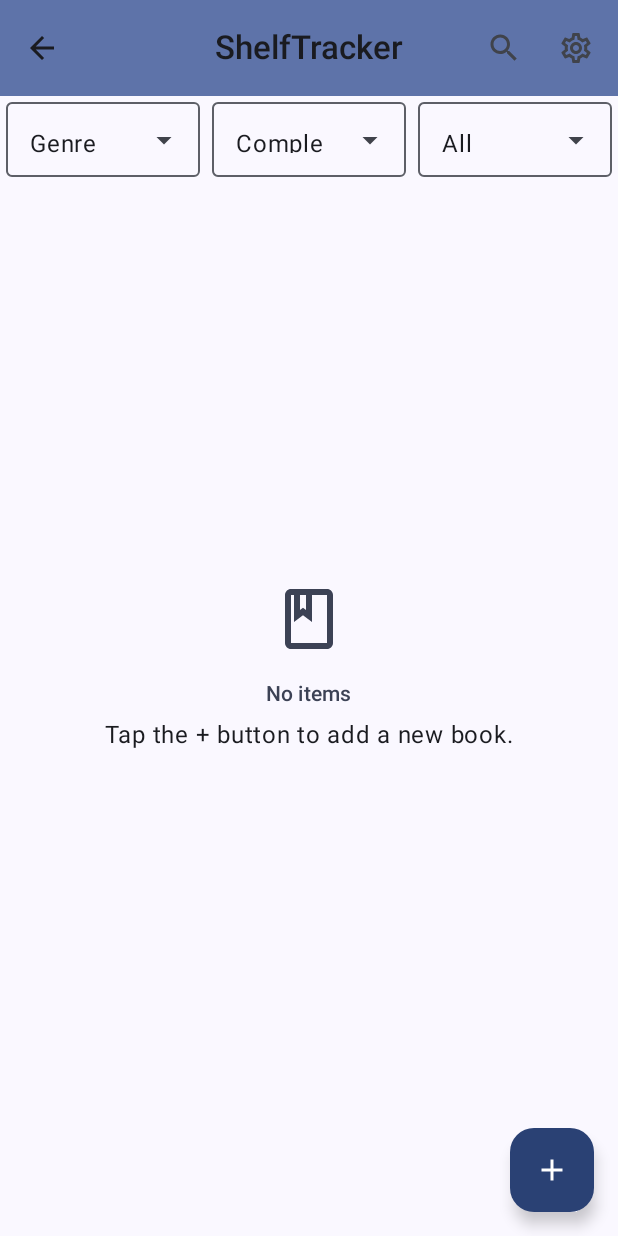
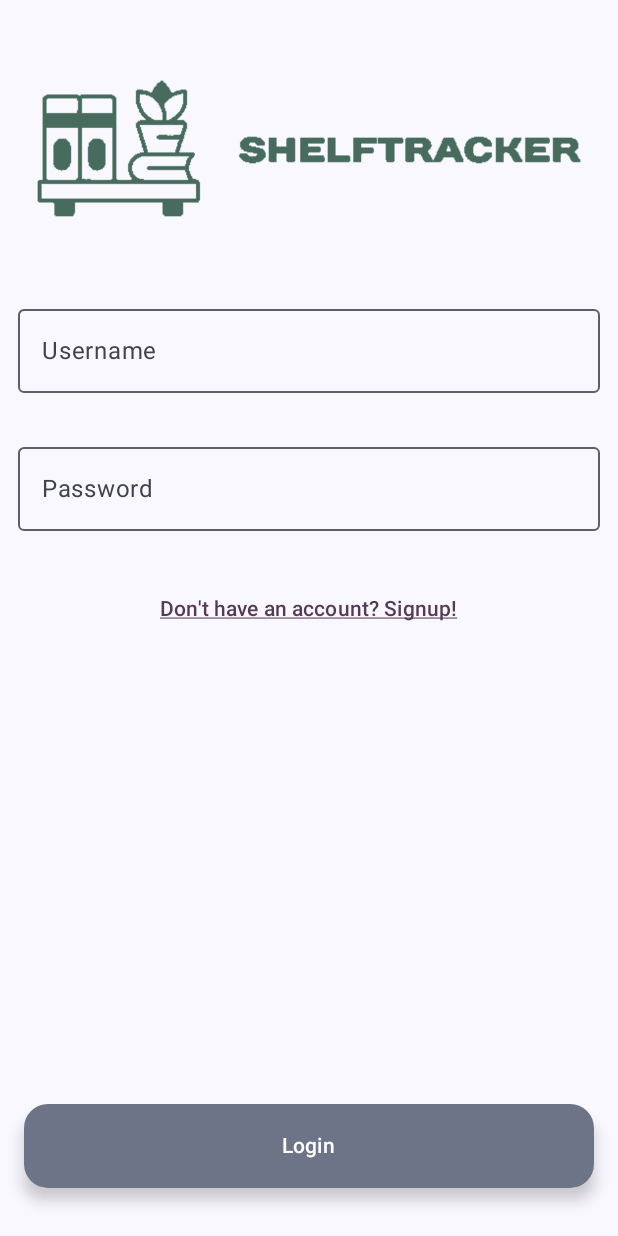
Before and after one commit to GaiaMazzoni/ShelfTracker, an Android app built with Jetpack Compose: the screen it shows after launch (MainActivity before the commit, LoginActivity after it), after a tap on "Login", on a phone screen of 412 x 824 dp. Run offline under Robolectric (Android 15) with nearby library versions, the light colour scheme and no system bars; our stand-ins replace Room's generated code.

Commit message:
login+signup :o

```diff
--- a/app/src/main/java/com/example/shelftracker/AppModule.kt
+++ b/app/src/main/java/com/example/shelftracker/AppModule.kt
@@ -19,9 +19,12 @@ import kotlinx.serialization.json.Json
 import org.koin.androidx.viewmodel.dsl.viewModel
 import org.koin.dsl.module
 import com.example.shelftracker.data.repositories.ThemeRepository
+import com.example.shelftracker.data.repositories.UsersRepository
 import com.example.shelftracker.ui.BooksViewModel
 import com.example.shelftracker.ui.screens.badges.BadgesViewModel
+import com.example.shelftracker.ui.screens.login.LoginViewModel
 import com.example.shelftracker.ui.screens.settings.ThemeViewModel
+import com.example.shelftracker.ui.screens.signup.SignupViewModel
 
 val Context.dataStore by preferencesDataStore("settings")
 
@@ -71,6 +74,12 @@ val appModule = module {
         )
     }
 
+    single {
+        UsersRepository(
+            get<ShelfTrackerDatabase>().usersDAO()
+        )
+    }
+
     viewModel { AddBookViewModel() }
 
     viewModel { SettingsViewModel(get()) }
@@ -79,4 +88,8 @@ val appModule = module {
 
     viewModel { BadgesViewModel(get())}
 
+    viewModel { LoginViewModel() }
+
+    viewModel { SignupViewModel() }
+
 }
--- /dev/null
+++ b/app/src/main/java/com/example/shelftracker/LoginActivity.kt
@@ -0,0 +1,51 @@
+package com.example.shelftracker
+
+import android.content.Context
+import android.content.SharedPreferences
+import android.os.Bundle
+import androidx.activity.ComponentActivity
+import androidx.activity.compose.setContent
+import androidx.compose.foundation.isSystemInDarkTheme
+import androidx.compose.foundation.layout.fillMaxSize
+import androidx.compose.material3.MaterialTheme
+import androidx.compose.material3.Surface
+import androidx.compose.runtime.getValue
+import androidx.compose.ui.Modifier
+import androidx.lifecycle.compose.collectAsStateWithLifecycle
+import com.example.shelftracker.ui.BooksViewModel
+import com.example.shelftracker.ui.screens.login.LoginScreen
+import com.example.shelftracker.ui.screens.login.LoginViewModel
+import com.example.shelftracker.ui.screens.settings.ThemeViewModel
+import com.example.shelftracker.ui.theme.ShelfTrackerTheme
+import com.example.shelftracker.ui.theme.Theme
+import com.example.shelftracker.utils.LocationService
+import org.koin.android.ext.android.get
+import org.koin.androidx.compose.koinViewModel
+
+class LoginActivity : ComponentActivity() {
+    override fun onCreate(savedInstanceState: Bundle?) {
+        super.onCreate(savedInstanceState)
+        val sharedPreferences: SharedPreferences = getSharedPreferences(getString(R.string.userSharedPref), Context.MODE_PRIVATE)
+
+        setContent {
+            val loginVm = koinViewModel<LoginViewModel>()
+            val themeViewModel = koinViewModel<ThemeViewModel>()
+            val themeState by themeViewModel.state.collectAsStateWithLifecycle()
+
+            ShelfTrackerTheme(
+                darkTheme = when (themeState.theme) {
+                    Theme.Light -> false
+                    Theme.Dark -> true
+                    Theme.System -> isSystemInDarkTheme()
+                }
+            ) {
+                Surface(
+                    modifier = Modifier.fillMaxSize(),
+                    color = MaterialTheme.colorScheme.background
+                ) {
+                    LoginScreen(sharedPreferences, loginVm)
+                }
+            }
+        }
+    }
+}
--- a/app/src/main/java/com/example/shelftracker/data/database/DAOs.kt
+++ b/app/src/main/java/com/example/shelftracker/data/database/DAOs.kt
@@ -36,8 +36,7 @@ interface BadgesDAO{
 
     /*@Query("SELECT * FROM badge WHERE user = :user")
     fun getAllFromUser(user:User): Flow<List<Badge>>*/
-    @Query("SELECT * FROM badge")
-    fun getAll(): List<Badge>
+
 
     @Query("SELECT * FROM badge WHERE title = :title")
     suspend fun getBadge(title: String): Badge?
@@ -48,3 +47,15 @@ interface BadgesDAO{
     suspend fun delete(item: Badge)
 
 }
+
+@Dao
+interface UsersDAO {
+    @Upsert
+    suspend fun upsert(user: User)
+
+    @Query("SELECT * FROM user WHERE username = :user AND password = :password")
+    fun checkUser(user: String, password: String) : User?
+
+    @Query("SELECT * FROM user WHERE username = :user")
+    fun checkUsername(user: String) : User?
+}
--- a/app/src/main/java/com/example/shelftracker/data/database/ShelfTrackerDatabase.kt
+++ b/app/src/main/java/com/example/shelftracker/data/database/ShelfTrackerDatabase.kt
@@ -3,8 +3,10 @@ package com.example.shelftracker.data.database
 import androidx.room.Database
 import androidx.room.RoomDatabase
 
-@Database(entities = [Book::class, Badge::class, User::class], version = 3)
+@Database(entities = [Book::class, Badge::class, User::class], version = 4)
 abstract class ShelfTrackerDatabase : RoomDatabase() {
     abstract fun booksDAO(): BooksDAO
     abstract fun badgesDAO(): BadgesDAO
+    abstract fun usersDAO(): UsersDAO
+
 }
--- /dev/null
+++ b/app/src/main/java/com/example/shelftracker/data/repositories/UsersRepository.kt
@@ -0,0 +1,20 @@
+package com.example.shelftracker.data.repositories
+
+import com.example.shelftracker.data.database.Badge
+import com.example.shelftracker.data.database.User
+import com.example.shelftracker.data.database.UsersDAO
+
+class UsersRepository (
+    private val usersDAO: UsersDAO
+){
+    suspend fun upsert(user: User){
+        usersDAO.upsert(user)
+    }
+    fun checkUser(user: String, password: String) : User? {
+        return usersDAO.checkUser(user, password)
+    }
+
+    fun checkUsername(user: String) : User? {
+        return usersDAO.checkUsername(user)
+    }
+}
--- a/app/src/main/java/com/example/shelftracker/ui/Navigation.kt
+++ b/app/src/main/java/com/example/shelftracker/ui/Navigation.kt
@@ -29,8 +29,6 @@ sealed class ShelfTrackerRoute(
     val title: String,
     val arguments: List<NamedNavArgument> = emptyList()
 ) {
-    data object Login : ShelfTrackerRoute("login", "Login")
-    data object Signup : ShelfTrackerRoute("signup", "Signup")
     data object Home : ShelfTrackerRoute("books", "ShelfTracker")
     data object BookDetails : ShelfTrackerRoute(
         "books/{bookId}",
@@ -46,7 +44,7 @@ sealed class ShelfTrackerRoute(
 
 
     companion object {
-        val routes = setOf(Login, Signup, Home, BookDetails, AddBook, Settings, Badges, Statistics)
+        val routes = setOf(Home, BookDetails, AddBook, Settings, Badges, Statistics)
     }
 }
 
@@ -61,19 +59,9 @@ fun ShelfTrackerNavGraph(
 
     NavHost(
         navController = navController,
-        startDestination = ShelfTrackerRoute.Login.route,
+        startDestination = ShelfTrackerRoute.Home.route,
         modifier = modifier
     ) {
-        with(ShelfTrackerRoute.Signup) {
-            composable(route) {
-                SignupScreen(navController)
-            }
-        }
-        with(ShelfTrackerRoute.Login) {
-            composable(route) {
-                LoginScreen(navController)
-            }
-        }
         with(ShelfTrackerRoute.Home) {
             composable(route) {
                 HomeScreen(booksState, navController, booksVm)
--- a/app/src/main/java/com/example/shelftracker/ui/screens/home/HomeScreen.kt
+++ b/app/src/main/java/com/example/shelftracker/ui/screens/home/HomeScreen.kt
@@ -273,8 +273,9 @@ fun BookItem(item: Book, booksVm: BooksViewModel, onClick: () -> Unit) {
                 ImageWithPlaceholder(imageUri, Size.Sm)
             }
             Column(
-                modifier = Modifier.padding(0.dp, 16.dp)
-                    .width(LocalConfiguration.current.screenWidthDp.dp / 3 + LocalConfiguration.current.screenWidthDp.dp / 5)
+                modifier = Modifier
+                    .padding(16.dp)
+                    .width(LocalConfiguration.current.screenWidthDp.dp / 3)
             ) {
                 Text(
                     item.title,
--- a/app/src/main/java/com/example/shelftracker/ui/screens/login/LoginScreen.kt
+++ b/app/src/main/java/com/example/shelftracker/ui/screens/login/LoginScreen.kt
@@ -1,23 +1,20 @@
 package com.example.shelftracker.ui.screens.login
 
+import android.content.Intent
+import android.content.SharedPreferences
+import android.widget.Toast
 import androidx.compose.foundation.Image
-import androidx.compose.foundation.background
 import androidx.compose.foundation.layout.Arrangement
 import androidx.compose.foundation.layout.Spacer
 import androidx.compose.foundation.layout.fillMaxSize
 import androidx.compose.foundation.layout.fillMaxWidth
 import androidx.compose.foundation.layout.padding
 import androidx.compose.foundation.layout.size
-import androidx.compose.foundation.layout.width
 import androidx.compose.foundation.lazy.LazyColumn
-import androidx.compose.material.icons.Icons
-import androidx.compose.material.icons.outlined.Check
 import androidx.compose.material3.Button
-import androidx.compose.material3.ButtonColors
 import androidx.compose.material3.ButtonDefaults.buttonColors
 import androidx.compose.material3.FabPosition
 import androidx.compose.material3.FloatingActionButton
-import androidx.compose.material3.Icon
 import androidx.compose.material3.MaterialTheme
 import androidx.compose.material3.OutlinedTextField
 import androidx.compose.material3.Scaffold
@@ -25,24 +22,28 @@ import androidx.compose.material3.Text
 import androidx.compose.runtime.Composable
 import androidx.compose.runtime.mutableStateOf
 import androidx.compose.runtime.remember
-import androidx.compose.runtime.setValue
 import androidx.compose.ui.Alignment
 import androidx.compose.ui.Modifier
-import androidx.compose.ui.graphics.Color
 import androidx.compose.ui.layout.ContentScale
-import androidx.compose.ui.platform.LocalConfiguration
+import androidx.compose.ui.platform.LocalContext
 import androidx.compose.ui.res.painterResource
 import androidx.compose.ui.text.style.TextDecoration
 import androidx.compose.ui.unit.dp
-import androidx.navigation.NavController
+import androidx.core.content.ContextCompat.startActivity
+import com.example.shelftracker.MainActivity
 import com.example.shelftracker.R
-import com.example.shelftracker.ui.ShelfTrackerRoute
+import com.example.shelftracker.SignupActivity
 
 
 @Composable
-fun LoginScreen(navController: NavController){
+fun LoginScreen(
+    sharedPreferences: SharedPreferences,
+    loginViewModel: LoginViewModel
+){
     val usernameState = remember { mutableStateOf("") }
     val passwordState = remember { mutableStateOf("") }
+    val context = LocalContext.current
+
     Scaffold (
         floatingActionButton = {
             FloatingActionButton(
@@ -51,7 +52,17 @@ fun LoginScreen(navController: NavController){
                     .fillMaxWidth(),
                 containerColor = MaterialTheme.colorScheme.secondaryContainer,
                 onClick = {
-                    navController.navigate(ShelfTrackerRoute.Home.route)
+                    val user = loginViewModel.checkUser(usernameState.value, passwordState.value)
+                    if(user != null) {
+                        val editor: SharedPreferences.Editor = sharedPreferences.edit()
+                        editor.putBoolean(context.getString(R.string.isLogged), true)
+                        editor.putString(context.getString(R.string.username), usernameState.value)
+                        editor.apply()
+                        val homeIntent = Intent(context, MainActivity::class.java).addFlags(Intent.FLAG_ACTIVITY_CLEAR_TOP or Intent.FLAG_ACTIVITY_NEW_TASK)
+                        startActivity(context, homeIntent, null)
+                    } else {
+                        Toast.makeText(context, "Username or password are incorrect!", Toast.LENGTH_LONG).show()
+                    }
                 }
             ) {
                 Text("Login")
@@ -97,7 +108,10 @@ fun LoginScreen(navController: NavController){
             }
             item{
                 Button(
-                    onClick = { navController.navigate( ShelfTrackerRoute.Signup.route) },
+                    onClick = {
+                        val signupIntent = Intent(context, SignupActivity::class.java).addFlags(Intent.FLAG_ACTIVITY_CLEAR_TOP or Intent.FLAG_ACTIVITY_NEW_TASK)
+                        startActivity(context, signupIntent, null)
+                    },
                     colors = buttonColors(contentColor = MaterialTheme.colorScheme.background,
                         containerColor = MaterialTheme.colorScheme.background,
                         disabledContentColor = MaterialTheme.colorScheme.background,
--- /dev/null
+++ b/app/src/main/java/com/example/shelftracker/ui/screens/login/LoginViewModel.kt
@@ -0,0 +1,22 @@
+package com.example.shelftracker.ui.screens.login
+
+import androidx.lifecycle.ViewModel
+import androidx.lifecycle.viewModelScope
+import com.example.shelftracker.data.database.User
+import com.example.shelftracker.data.repositories.BooksRepository
+import com.example.shelftracker.data.repositories.UsersRepository
+import kotlinx.coroutines.Deferred
+import kotlinx.coroutines.async
+import kotlinx.coroutines.launch
+import org.koin.core.component.KoinComponent
+import org.koin.core.component.inject
+
+class LoginViewModel (
+
+): ViewModel(), KoinComponent {
+    private val usersRepository: UsersRepository by inject()
+    fun checkUser(username: String, password: String) : User? = usersRepository.checkUser(username, password)
+
+
+
+}
--- a/app/src/main/res/values/strings.xml
+++ b/app/src/main/res/values/strings.xml
@@ -1,6 +1,11 @@
 <resources>
     <string name="app_name">ShelfTracker</string>
+
     <string name="theme_light">Light</string>
     <string name="theme_dark">Dark</string>
     <string name="theme_system">System theme</string>
+
+    <string name="isLogged">false</string>
+    <string name="username">user</string>
+    <string name="userSharedPref">sharedPreferences</string>
 </resources>
```
Also changed, not shown: app/src/main/AndroidManifest.xml (+18 -1 lines), app/src/main/java/com/example/shelftracker/MainActivity.kt (+14 -1 lines), app/src/main/java/com/example/shelftracker/SignupActivity.kt (added, +50 -0 lines), app/src/main/java/com/example/shelftracker/data/database/Entities.kt (+5 -5 lines), app/src/main/java/com/example/shelftracker/ui/screens/signup/SignupScreen.kt (+31 -2 lines), app/src/main/java/com/example/shelftracker/ui/screens/signup/SignupViewModel.kt (added, +18 -0 lines).
